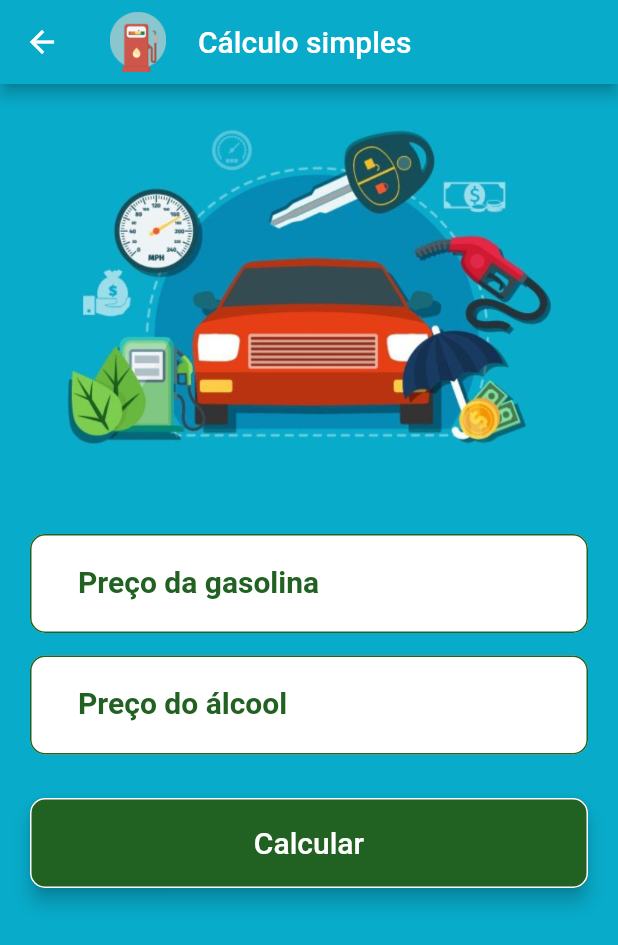
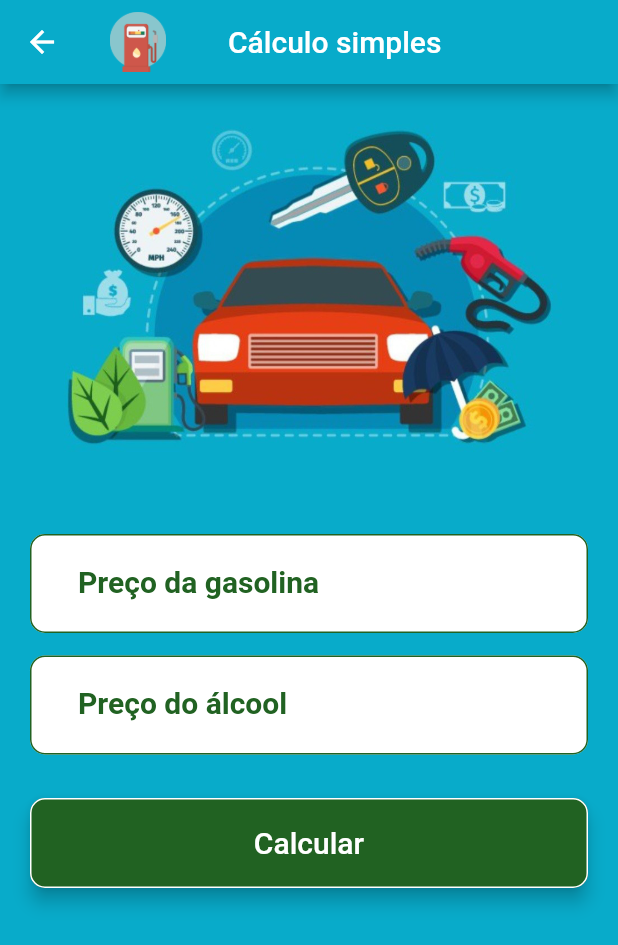
Before and after one commit to DOUGLASINFO07/Aplicativo_Gasolina_Alcool, a Flutter app: the CalculoSimples screen opened by its route, on a phone screen of 412 x 824 dp. Shown: the top 945 px of the screen. Run offline on Flutter 3.47's test engine with Material 2 defaults, Android fonts, the phone set to English and light mode, and no system bars; drawn by our look-alikes of google_mobile_ads; our stand-ins replace brasil_fields; network calls fail.

Commit message:
Segundo envio

```diff
--- a/lib/calculo_simples.dart
+++ b/lib/calculo_simples.dart
@@ -121,6 +121,9 @@ class _CalculoSimplesState extends State<CalculoSimples> {
               'assets/imagens/bomba.png',
               height: 40,
               width: 40,
+            ),
+            const SizedBox(
+              width: 20,
             ),
             const SizedBox(
               width: 20,
```
